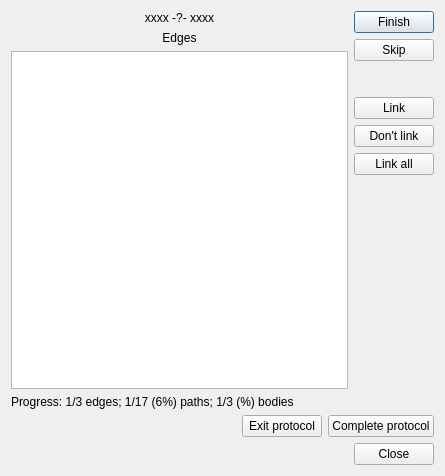
janelia-flyem/NeuTu, file neurolabi/gui/protocols/focusedpathprotocol.ui: the form before one commit.
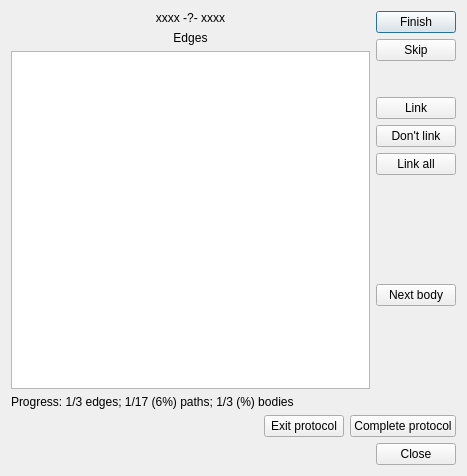
The form after the commit.

Commit message: initial data load basically done, untested; beginning initial UI load

The edit to the form file:
```diff
--- a/neurolabi/gui/protocols/focusedpathprotocol.ui
+++ b/neurolabi/gui/protocols/focusedpathprotocol.ui
@@ -6,7 +6,7 @@
    <rect>
     <x>0</x>
     <y>0</y>
-    <width>445</width>
+    <width>467</width>
     <height>476</height>
    </rect>
   </property>
@@ -119,6 +119,26 @@
          </property>
         </spacer>
        </item>
+       <item>
+        <widget class="QPushButton" name="nextBodyButton">
+         <property name="text">
+          <string>Next body</string>
+         </property>
+        </widget>
+       </item>
+       <item>
+        <spacer name="verticalSpacer_3">
+         <property name="orientation">
+          <enum>Qt::Vertical</enum>
+         </property>
+         <property name="sizeHint" stdset="0">
+          <size>
+           <width>20</width>
+           <height>40</height>
+          </size>
+         </property>
+        </spacer>
+       </item>
       </layout>
      </item>
     </layout>
```
The commit also changes 4 other files.
